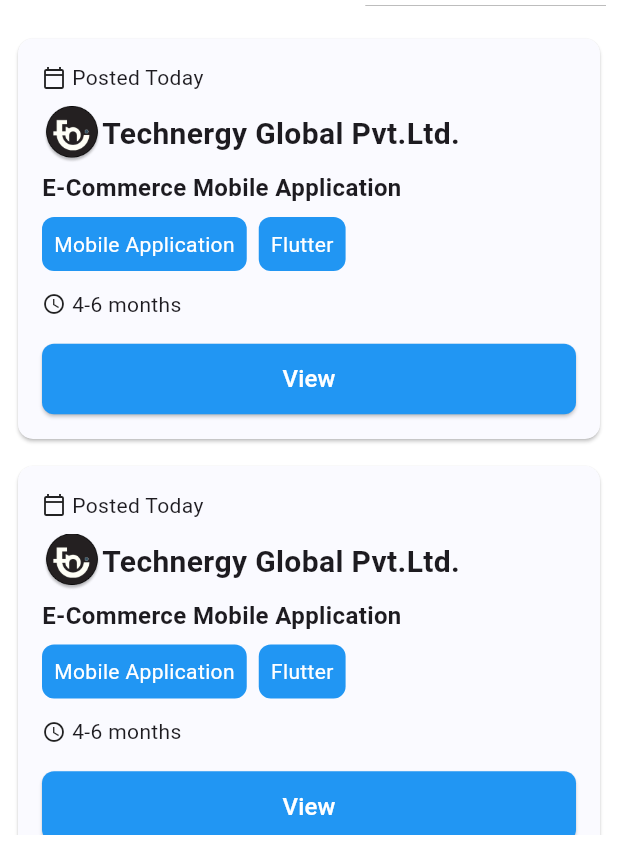
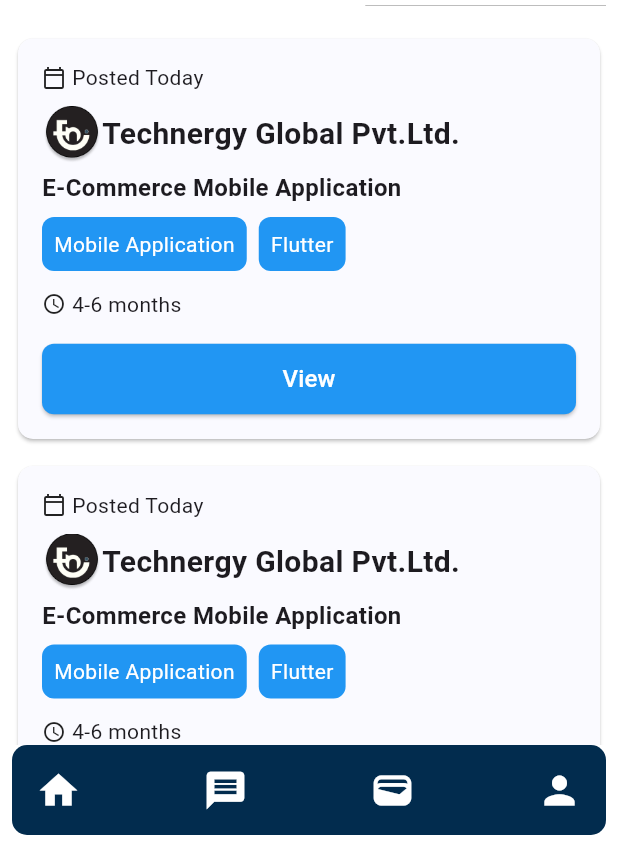
Before and after one commit to Prajjwall123/projectsyeti, a Flutter app: the DashboardView screen opened by its route, on a phone screen of 412 x 824 dp, the part 389-1236 px from its top. Run offline on Flutter 3.47's test engine with Material 3 defaults, Android fonts, the phone set to English and light mode, and no system bars.

Commit message:
navigation menu

```diff
--- /dev/null
+++ b/lib/common/navigation_menu.dart
@@ -0,0 +1,27 @@
+import 'package:flutter/material.dart';
+
+class NavigationMenu extends StatelessWidget {
+  const NavigationMenu({super.key});
+
+  @override
+  Widget build(BuildContext context) {
+    return Container(
+      height: 60,
+      padding: const EdgeInsets.symmetric(horizontal: 16),
+      decoration: BoxDecoration(
+        color: const Color.fromARGB(255, 2, 44, 78),
+        borderRadius: BorderRadius.circular(10.0),
+      ),
+      child: const Row(
+        mainAxisAlignment: MainAxisAlignment.spaceBetween,
+        crossAxisAlignment: CrossAxisAlignment.center,
+        children: [
+          Icon(size: 30,Icons.home, color: Colors.white),
+          Icon(size: 30,Icons.message, color: Colors.white),
+          Icon(size: 30,Icons.wallet, color: Colors.white),
+          Icon(size: 30,Icons.person, color: Colors.white),
+        ],
+      ),
+    );
+  }
+}
--- a/lib/views/dashboard_view.dart
+++ b/lib/views/dashboard_view.dart
@@ -1,5 +1,6 @@
 import 'package:flutter/material.dart';
 import 'package:projectsyeti/common/my_card.dart';
+import 'package:projectsyeti/common/navigation_menu.dart';
 
 class DashboardView extends StatefulWidget {
   const DashboardView({super.key});
@@ -127,6 +128,7 @@ class _DashboardViewState extends State<DashboardView> {
                   ),
                 ),
               ),
+              const NavigationMenu(),
             ],
           ),
         ),
```
